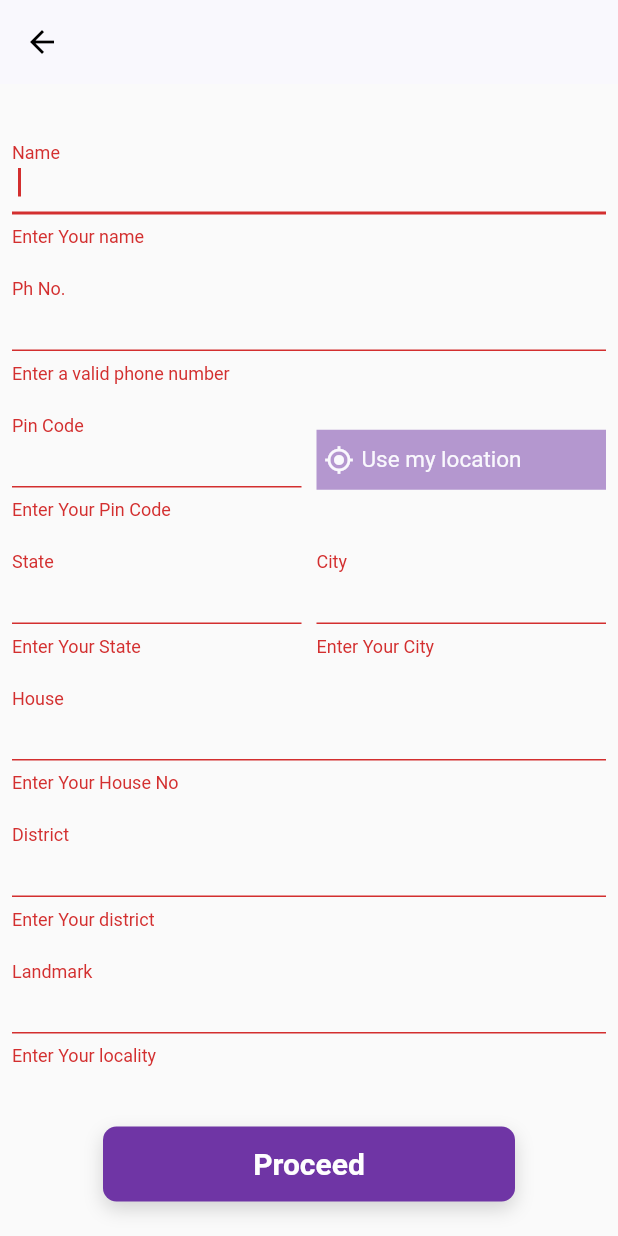
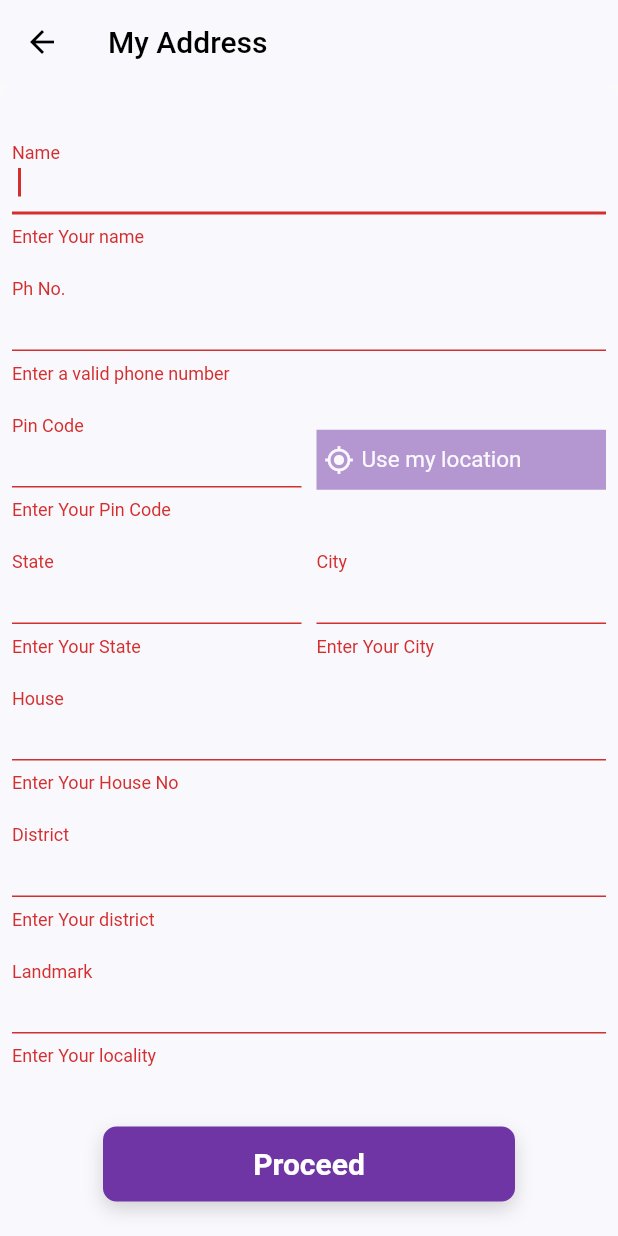
Before and after one commit to yamuna1996d/3D, a Flutter app: the NewAddress screen opened directly, after a tap on the "add" icon, after a tap on "Proceed", on a phone screen of 412 x 824 dp. Run offline on Flutter 3.47's test engine with Material 2 defaults, Android fonts, the phone set to English and light mode, and no system bars; our stand-ins replace animated_text_kit, flutter_rating_bar, flutter_svg, flutter_swiper, google_fonts, numberpicker and 2 more; missing offline and left inert: autocomplete_textfield, imageview360, mccounting_text.

Commit message:
small changes done in address page

```diff
--- a/lib/Screens/address/new_address.dart
+++ b/lib/Screens/address/new_address.dart
@@ -72,14 +72,18 @@ class _NewAddressState extends State<NewAddress> {
              onPressed: (){Navigator.pop(context);}),
          backgroundColor:backgroundColor,
          elevation: 0,
+         title:Text("My Address",style: TextStyle(
+            fontSize: 20,
+           color: Colors.black
+    ),),
        ),
       body: Container(
         margin: EdgeInsets.all(10),
         child: Column(
           children: [
-            Text("My Address",style: TextStyle(
-              fontSize: 20
-            ),),
+            // Text("My Address",style: TextStyle(
+            //   fontSize: 20
+            // ),),
             SizedBox(height: 20,),
             Row(
               children: [
@@ -98,8 +102,10 @@ class _NewAddressState extends State<NewAddress> {
               itemCount:city.length==null ? 0 : city.length,
               itemBuilder: (context, index) {
                 return Card(
+
                   color: backgroundColor,
-                  elevation: 0,
+                  elevation: 1,
+
                   child: ListTile(
                     leading: Icon(Icons.location_city_outlined),
                     trailing: GestureDetector(
@@ -125,7 +131,7 @@ class _NewAddressState extends State<NewAddress> {
                 );
 
               },),
-            Divider()
+            //Divider()
 
           ],
 
@@ -140,6 +146,7 @@ class _NewAddressState extends State<NewAddress> {
      return Container(
 
        decoration: BoxDecoration(
+         color: backgroundColor,
          borderRadius: BorderRadius.only(
            topLeft: Radius.circular(10),
            topRight: Radius.circular(10),
@@ -518,23 +525,26 @@ class _NewAddressState extends State<NewAddress> {
                                          fontSize: 20.0)),
                                ),
                              ),
+
                              onTap: (){
+                               var getHouse= _house.text.toString();
+                               var getCity=_city.text.toString();
+                               var getPin=_pincode.text.toString();
+
                                final FormState form = _formGlobalKey.currentState;
                                if(form.validate()){
                                  //Navigator.push(context, MaterialPageRoute(builder: (context)=>OrderSuccess()));
-                                 Navigator.pop(context);
-                               }
-                               var getHouse= _house.text.toString();
-                               var getCity=_city.text.toString();
-                               var getPin=_pincode.text.toString();
+
                                  setState(() {
 
                                    city.add(getCity);
                                    house.add(getHouse);
                                    pin.add(getPin);
 
+                                 });
+                                 Navigator.pop(context);
 
-
+                               }
                                _state.text=" ";
                                _city.text=" ";
                                _phone.text=" ";
@@ -544,7 +554,8 @@ class _NewAddressState extends State<NewAddress> {
                                _district.text=" ";
                                _landmark.text=" ";
 
-                               });
+
+
                              },
                            ),
                          )),
```
Lines whose indentation alone changed are shown as unchanged.
